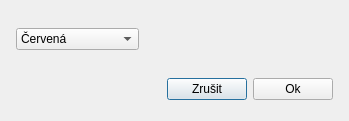
The window that crypto_chat/colordialog.ui (RxiPland/crypto_chat) describes before a commit, drawn with Qt 5.
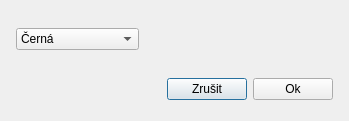
The same window after the commit.

```diff
--- a/crypto_chat/colordialog.ui
+++ b/crypto_chat/colordialog.ui
@@ -64,6 +64,11 @@
            <height>0</height>
           </size>
          </property>
+         <item>
+          <property name="text">
+           <string>Černá</string>
+          </property>
+         </item>
          <item>
           <property name="text">
            <string>Červená</string>
```
Left out of the diff: 17 changed lines with no effect on the pictures.
